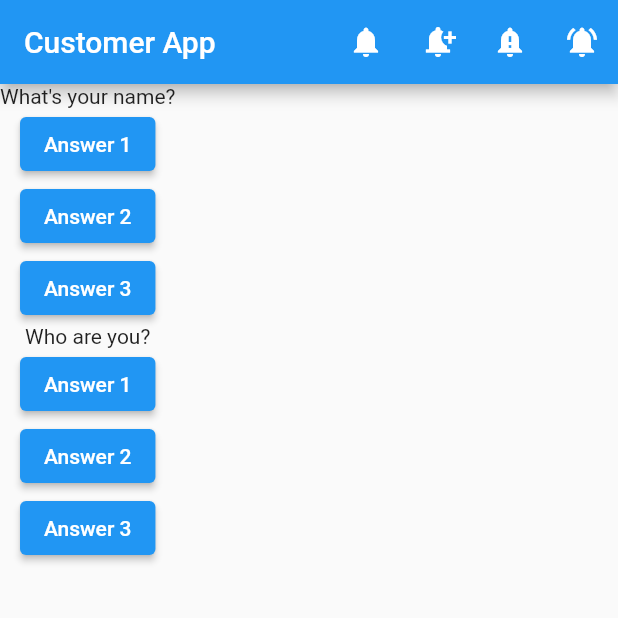
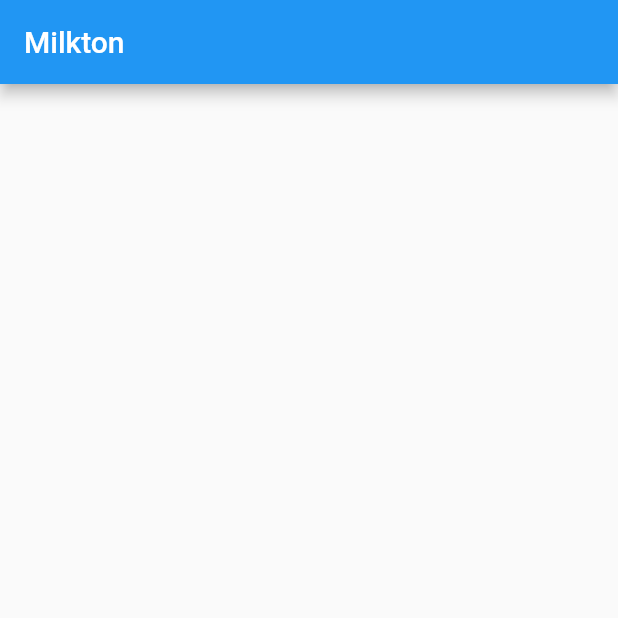
Before and after one commit to jaynit1106/chinchilla, a Flutter app: the screen it shows after launch, on a phone screen of 412 x 824 dp, the top half of it. Run offline on Flutter 3.47's test engine with Material 2 defaults, Android fonts, the phone set to English and light mode, and no system bars.

Commit message:
Adds Lato font configs, removes unwanted data

```diff
--- a/customer_app/lib/app/customer_app.dart
+++ b/customer_app/lib/app/customer_app.dart
@@ -1,50 +1,13 @@
 import 'package:flutter/material.dart';
 
 class CustomerApp extends StatelessWidget {
-  void answerQuestion() {
-    print('Answer chosen');
-  }
+  const CustomerApp({Key? key}) : super(key: key);
 
   @override
   Widget build(BuildContext context) {
-    List<String> questions = ["What's your name?", "Who are you?"];
     return Scaffold(
       appBar: AppBar(
-        title: Text('Customer App'),
-        primary: true,
-        actions: [
-          IconButton(
-            icon: Icon(Icons.notifications),
-            onPressed: answerQuestion,
-          ),
-          IconButton(
-            icon: Icon(Icons.notification_add),
-            onPressed: answerQuestion,
-          ),
-          IconButton(
-            icon: Icon(Icons.notification_important),
-            onPressed: answerQuestion,
-          ),
-          IconButton(
-            icon: Icon(Icons.notifications_active),
-            onPressed: answerQuestion,
-          ),
-        ],
-      ),
-      body: Column(
-        children: questions
-            .map((question) => Column(
-                  children: [
-                    Text(question),
-                    ElevatedButton(
-                        onPressed: answerQuestion, child: Text('Answer 1')),
-                    ElevatedButton(
-                        onPressed: answerQuestion, child: Text('Answer 2')),
-                    ElevatedButton(
-                        onPressed: answerQuestion, child: Text('Answer 3')),
-                  ],
-                ))
-            .toList(),
+        title: Text('Milkton'),
       ),
     );
   }
```
Also changed, not shown: customer_app/pubspec.yaml (+10 -53 lines), customer_app/assets/fonts/Lato-Bold.ttf (added), customer_app/assets/fonts/Lato-Light.ttf (added), customer_app/assets/fonts/Lato-Regular.ttf (added).
